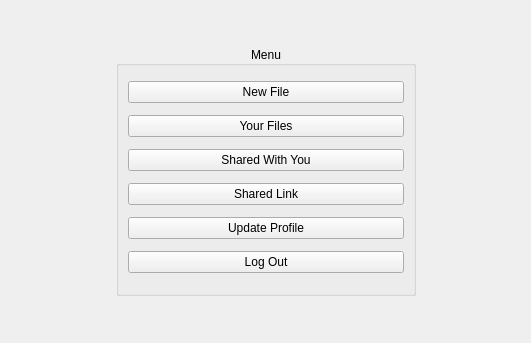
Above: Client/home.ui from PolitoTeam/Scriba before the change. Below: the same form after it.
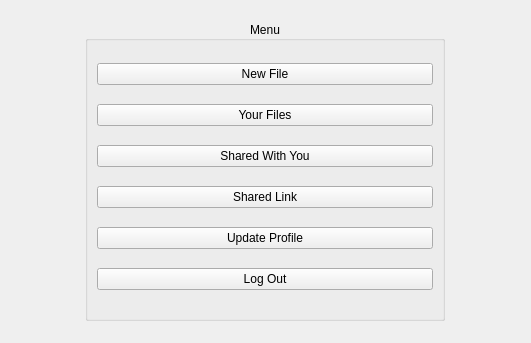
That is the form after the change.

Commit message:
Set fixed window size for GUI
And update visualization in general.

```diff
--- a/Client/home.ui
+++ b/Client/home.ui
@@ -17,19 +17,6 @@
    <item row="0" column="0">
     <layout class="QGridLayout" name="gridLayout">
      <item row="0" column="0">
-      <spacer name="horizontalSpacer">
-       <property name="orientation">
-        <enum>Qt::Horizontal</enum>
-       </property>
-       <property name="sizeHint" stdset="0">
-        <size>
-         <width>97</width>
-         <height>17</height>
-        </size>
-       </property>
-      </spacer>
-     </item>
-     <item row="0" column="1">
       <widget class="QGroupBox" name="groupBox">
        <property name="sizePolicy">
         <sizepolicy hsizetype="Fixed" vsizetype="Fixed">
@@ -39,8 +26,14 @@
        </property>
        <property name="minimumSize">
         <size>
-         <width>300</width>
-         <height>250</height>
+         <width>360</width>
+         <height>300</height>
+        </size>
+       </property>
+       <property name="maximumSize">
+        <size>
+         <width>360</width>
+         <height>300</height>
         </size>
        </property>
        <property name="title">
@@ -131,19 +124,6 @@
        </layout>
       </widget>
      </item>
-     <item row="0" column="2">
-      <spacer name="horizontalSpacer_2">
-       <property name="orientation">
-        <enum>Qt::Horizontal</enum>
-       </property>
-       <property name="sizeHint" stdset="0">
-        <size>
-         <width>98</width>
-         <height>17</height>
-        </size>
-       </property>
-      </spacer>
-     </item>
     </layout>
    </item>
   </layout>
```
The commit also changes 5 other files.
